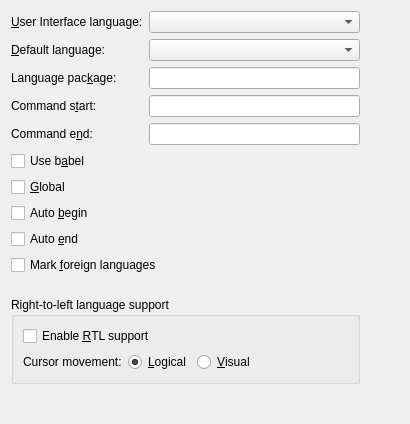
This is src/frontends/qt4/ui/PrefLanguageUi.ui in rpavlik/lyx-lucid-backport as Qt 5 draws it before an edit. The edited form follows.
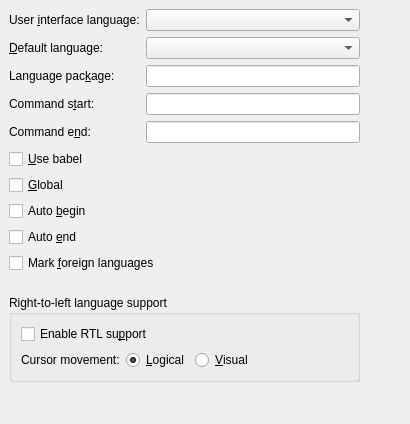
This is the edited form.

Patch:
```diff
--- a/src/frontends/qt4/ui/PrefLanguageUi.ui
+++ b/src/frontends/qt4/ui/PrefLanguageUi.ui
@@ -12,11 +12,17 @@
   <property name="windowTitle" >
    <string/>
   </property>
-  <layout class="QGridLayout" name="gridLayout" >
+  <layout class="QGridLayout" >
+   <property name="margin" >
+    <number>9</number>
+   </property>
+   <property name="spacing" >
+    <number>6</number>
+   </property>
    <item row="0" column="0" colspan="2" >
     <widget class="QLabel" name="uiLanguageLA" >
      <property name="text" >
-      <string>&amp;User Interface language:</string>
+      <string>User &amp;interface language:</string>
      </property>
      <property name="buddy" >
       <cstring>defaultLanguageCO</cstring>
@@ -110,7 +116,7 @@
       <string>Use the babel package for multilingual support</string>
      </property>
      <property name="text" >
-      <string>Use b&amp;abel</string>
+      <string>&amp;Use babel</string>
      </property>
     </widget>
    </item>
@@ -197,7 +203,7 @@
          <string>Select to enable support of right-to-left languages (e.g. Hebrew, Arabic).</string>
         </property>
         <property name="text" >
-         <string>Enable &amp;RTL support</string>
+         <string>Enable RTL su&amp;pport</string>
         </property>
        </widget>
       </item>
@@ -222,6 +228,9 @@
         <property name="margin" >
          <number>0</number>
         </property>
+        <property name="spacing" >
+         <number>6</number>
+        </property>
         <item>
          <widget class="QLabel" name="cursorMovementLA" >
           <property name="text" >
```
Left out of the diff: 13 changed lines with no effect on the pictures.
